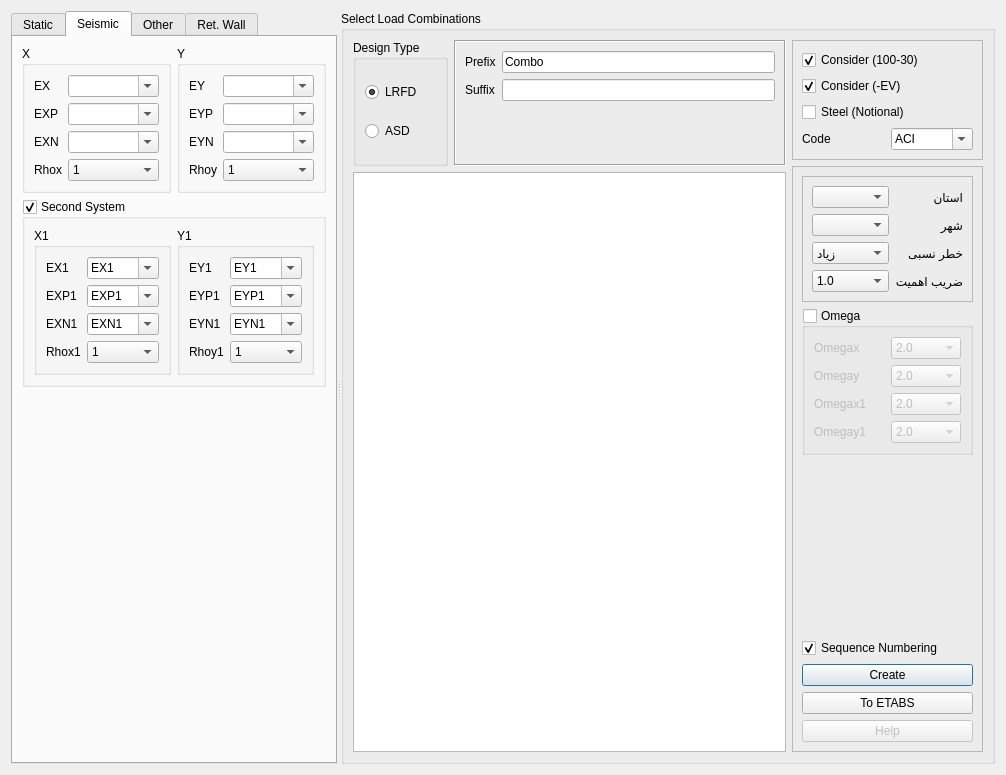
The window that widgets/define/create_load_combinations.ui (ebrahimraeyat/civilTools) describes before a commit, drawn with Qt 5.
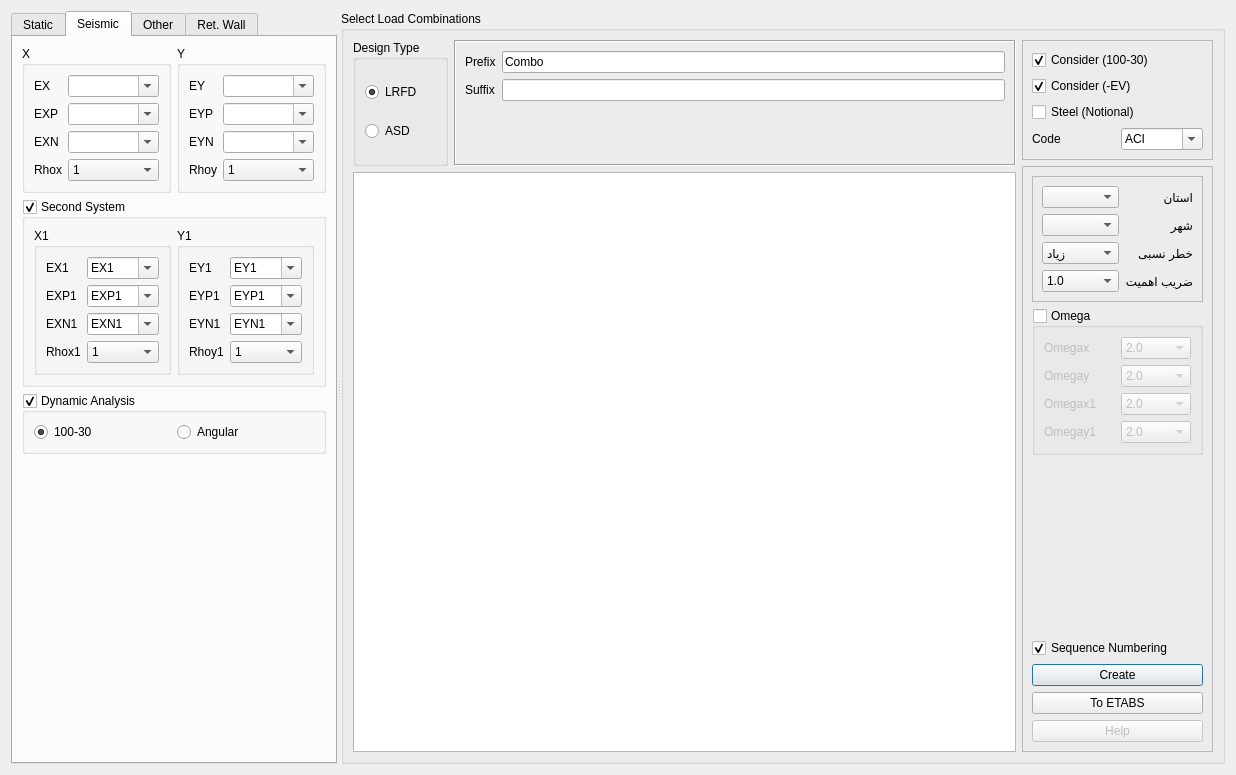
The same window after the commit. The open tabs and pages were chosen to show the change. Icons and pictures are not drawn. Custom widgets are drawn as their Qt base class.

Commit message: Add creation of angular load combinations

```diff
--- a/widgets/define/create_load_combinations.ui
+++ b/widgets/define/create_load_combinations.ui
@@ -6,7 +6,7 @@
    <rect>
     <x>0</x>
     <y>0</y>
-    <width>1006</width>
+    <width>1236</width>
     <height>775</height>
    </rect>
   </property>
@@ -633,6 +633,41 @@
           </layout>
          </widget>
         </item>
+        <item>
+         <widget class="QGroupBox" name="dynamic_analysis_groupbox">
+          <property name="title">
+           <string>Dynamic Analysis</string>
+          </property>
+          <property name="checkable">
+           <bool>true</bool>
+          </property>
+          <property name="checked">
+           <bool>true</bool>
+          </property>
+          <layout class="QHBoxLayout" name="horizontalLayout_5">
+           <item>
+            <widget class="QRadioButton" name="combination_response_spectrum_checkbox">
+             <property name="text">
+              <string>100-30</string>
+             </property>
+             <property name="checked">
+              <bool>true</bool>
+             </property>
+            </widget>
+           </item>
+           <item>
+            <widget class="QRadioButton" name="angular_response_spectrum_checkbox">
+             <property name="enabled">
+              <bool>true</bool>
+             </property>
+             <property name="text">
+              <string>Angular</string>
+             </property>
+            </widget>
+           </item>
+          </layout>
+         </widget>
+        </item>
         <item>
          <spacer name="verticalSpacer">
           <property name="orientation">
```
The commit also changes 1 other file.
